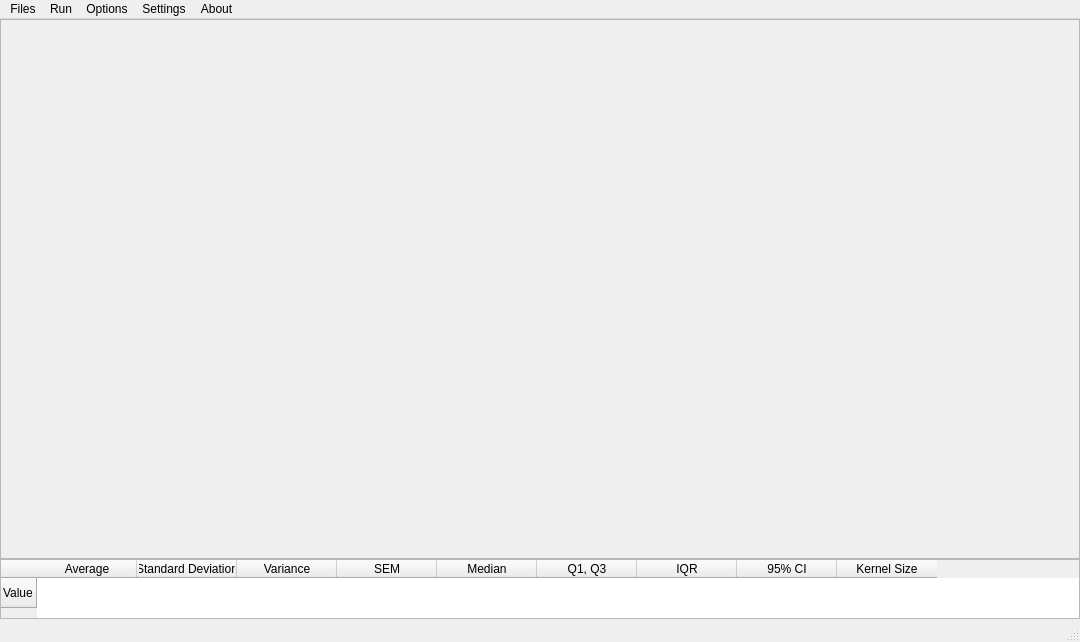
Before: the Qt Designer form ui/main.ui in Waiwaitiyyt/FibreScope---Fibre-Scaffold-Analysis-Software, drawn with Qt 5.
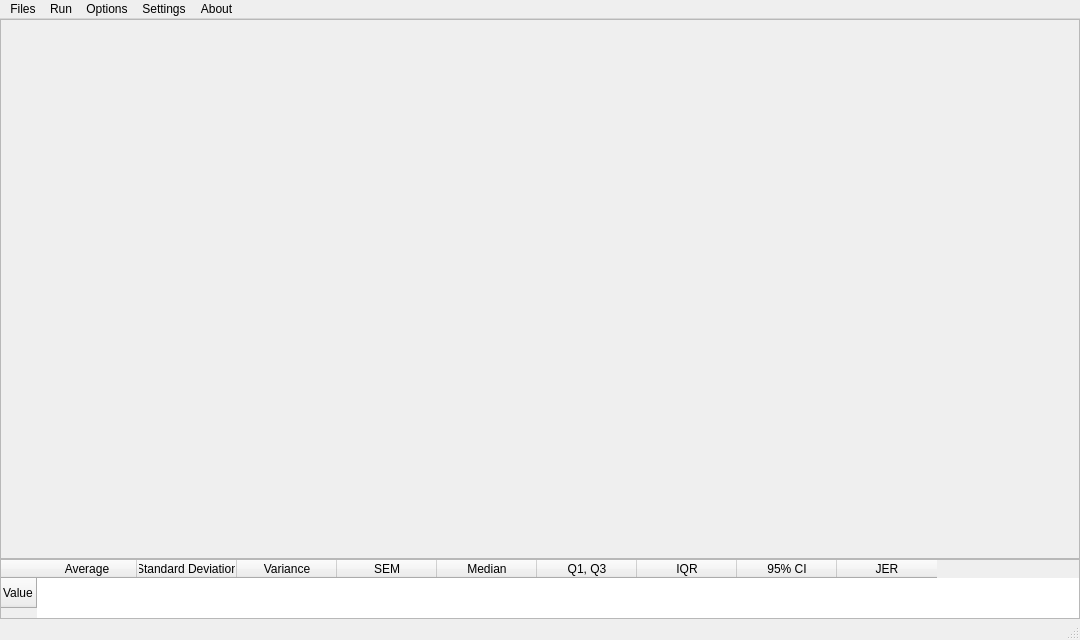
After: the same form once the commit is applied.

```diff
--- a/ui/main.ui
+++ b/ui/main.ui
@@ -8,7 +8,7 @@
     <x>0</x>
     <y>0</y>
     <width>1080</width>
-    <height>642</height>
+    <height>640</height>
    </rect>
   </property>
   <property name="minimumSize">
@@ -155,7 +155,7 @@
     </column>
     <column>
      <property name="text">
-      <string>Kernel Size</string>
+      <string>JER</string>
      </property>
     </column>
     <item row="0" column="0">
```
Left out of the diff: 12 changed lines with no effect on the pictures.
